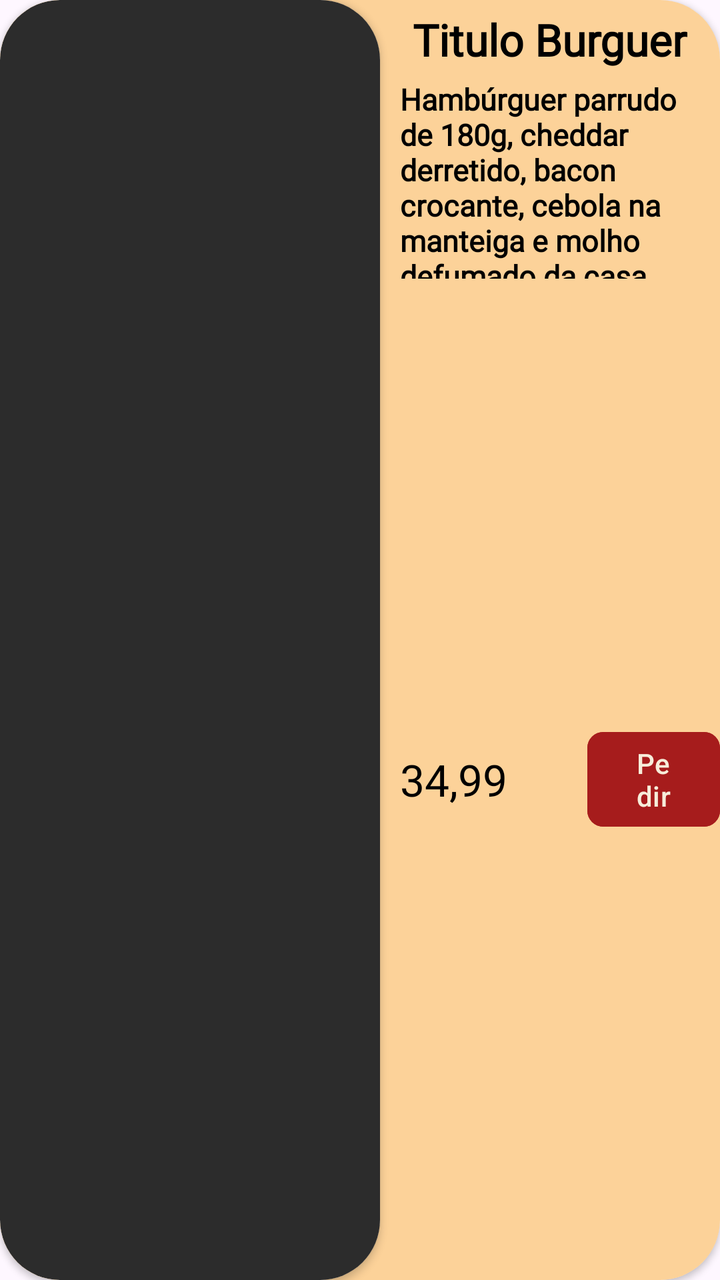
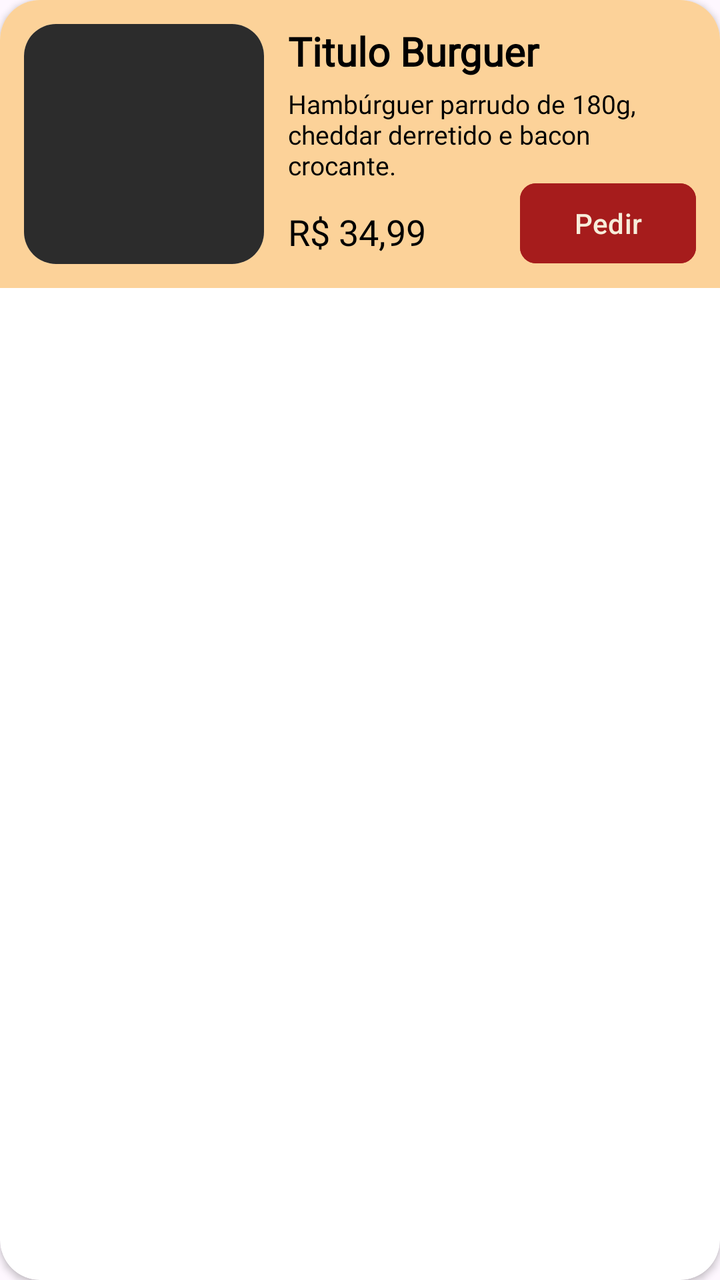

Screens rendered from an Android XML layout before and after an edit, with the pre-edit source and the edit as a unified diff.
<!-- AndroidManifest.xml: application theme Theme.VangustApp -->
<!-- res/layout/modelo_favoritos_burguer.xml -->
<?xml version="1.0" encoding="utf-8"?>
<androidx.cardview.widget.CardView xmlns:android="http://schemas.android.com/apk/res/android"
    xmlns:app="http://schemas.android.com/apk/res-auto"
    android:id="@+id/modeloCardFavoritos"
    android:layout_width="match_parent"
    android:layout_height="200dp"
    app:cardCornerRadius="30dp"
    android:layout_marginBottom="25dp">

    <LinearLayout
        android:layout_width="match_parent"
        android:layout_height="match_parent"
        android:background="#FCD299"
        android:orientation="horizontal">

        <androidx.cardview.widget.CardView
            app:cardCornerRadius="30dp"
            android:layout_width="190dp"
            android:layout_height="match_parent">
            <ImageView
                android:id="@+id/modeloImagemFavoritos"
                android:layout_width="match_parent"
                android:layout_height="match_parent"
                android:src="#2c2c2c"
                android:scaleType="centerCrop"/>
        </androidx.cardview.widget.CardView>

        <LinearLayout
            android:layout_width="match_parent"
            android:layout_height="match_parent"
            android:orientation="vertical">

            <TextView
                android:textColor="@color/black"
                android:layout_width="wrap_content"
                android:layout_height="wrap_content"
                android:id="@+id/modeloTituloFavoritos"
                android:text="Titulo Burguer"
                android:fontFamily="@font/oswald_regular"
                android:layout_gravity="center_horizontal"
                android:textSize="22sp"
                android:textStyle="bold"
                android:layout_marginTop="5dp"/>

            <TextView
                android:paddingLeft="10dp"
                android:paddingRight="10dp"
                android:textColor="@color/black"
                android:layout_width="wrap_content"
                android:layout_height="100dp"
                android:id="@+id/modeloDescFavoritos"
                android:text="Hambúrguer parrudo de 180g, cheddar derretido, bacon crocante, cebola na manteiga e molho defumado da casa. No pão brioche pra selar o crime."
                android:fontFamily="@font/roboto_condensed_light"
                android:layout_gravity="center_horizontal"
                android:textSize="15sp"
                android:textStyle="bold"
                android:layout_marginTop="5dp"/>

            <LinearLayout
                android:layout_width="match_parent"
                android:layout_height="match_parent"
                android:orientation="horizontal">

                <TextView
                    android:layout_gravity="center_vertical"
                    android:layout_width="wrap_content"
                    android:layout_height="wrap_content"
                    android:id="@+id/modeloPrecoFavoritos"
                    android:text="34,99"
                    android:fontFamily="@font/roboto_condensed_black"
                    android:textSize="22sp"
                    android:textColor="@color/black"
                    android:textStyle="normal"
                    android:layout_marginLeft="10dp"/>

                <com.google.android.material.button.MaterialButton
                    android:id="@+id/modeloBtnFavoritos"
                    android:layout_gravity="center_vertical"
                    android:layout_width="wrap_content"
                    android:layout_height="wrap_content"
                    android:text="Pedir"
                    android:textColor="#F7EDDA"
                    android:layout_marginLeft="40dp"
                    android:backgroundTint="#A61C1C"
                    app:cornerRadius="8dp"/>

            </LinearLayout>

        </LinearLayout>

    </LinearLayout>

</androidx.cardview.widget.CardView>
<!-- resources referenced by this layout -->
<resources>
  <color name="black">#FF000000</color>
  <style name="Theme.VangustApp" parent="Base.Theme.VangustApp" />
  <style name="Base.Theme.VangustApp" parent="Theme.Material3.DayNight.NoActionBar">
          
          
      </style>
</resources>

<!-- the commit's change to res/layout/modelo_favoritos_burguer.xml (unified diff, before → after) -->
@@ -3,91 +3,103 @@
     xmlns:app="http://schemas.android.com/apk/res-auto"
     android:id="@+id/modeloCardFavoritos"
     android:layout_width="match_parent"
-    android:layout_height="200dp"
-    app:cardCornerRadius="30dp"
-    android:layout_marginBottom="25dp">
+    android:layout_height="wrap_content"
+    app:cardCornerRadius="20dp"
+    app:cardElevation="2dp"
+    android:layout_marginStart="16dp"
+    android:layout_marginEnd="16dp"
+    android:layout_marginBottom="16dp">
 
-    <LinearLayout
+    <androidx.constraintlayout.widget.ConstraintLayout
         android:layout_width="match_parent"
-        android:layout_height="match_parent"
+        android:layout_height="wrap_content"
         android:background="#FCD299"
-        android:orientation="horizontal">
+        android:padding="12dp">
 
+        
         <androidx.cardview.widget.CardView
-            app:cardCornerRadius="30dp"
-            android:layout_width="190dp"
-            android:layout_height="match_parent">
+            android:id="@+id/cardImgFavoritos"
+            android:layout_width="120dp"
+            android:layout_height="120dp"
+            app:cardCornerRadius="16dp"
+            app:cardElevation="0dp"
+            app:layout_constraintTop_toTopOf="parent"
+            app:layout_constraintBottom_toBottomOf="parent"
+            app:layout_constraintStart_toStartOf="parent">
+
             <ImageView
                 android:id="@+id/modeloImagemFavoritos"
                 android:layout_width="match_parent"
                 android:layout_height="match_parent"
-                android:src="#2c2c2c"
-                android:scaleType="centerCrop"/>
+                android:scaleType="centerCrop"
+                android:src="#2c2c2c" />
         </androidx.cardview.widget.CardView>
 
-        <LinearLayout
-            android:layout_width="match_parent"
-            android:layout_height="match_parent"
-            android:orientation="vertical">
+        
+        <TextView
+            android:id="@+id/modeloTituloFavoritos"
+            android:layout_width="0dp"
+            android:layout_height="wrap_content"
+            android:layout_marginStart="12dp"
+            android:fontFamily="@font/oswald_regular"
+            android:text="Titulo Burguer"
+            android:textColor="@color/black"
+            android:textSize="20sp"
+            android:textStyle="bold"
+            android:maxLines="1"
+            android:ellipsize="end"
+            app:layout_constraintTop_toTopOf="parent"
+            app:layout_constraintStart_toEndOf="@id/cardImgFavoritos"
+            app:layout_constraintEnd_toEndOf="parent" />
 
-            <TextView
-                android:textColor="@color/black"
-                android:layout_width="wrap_content"
-                android:layout_height="wrap_content"
-                android:id="@+id/modeloTituloFavoritos"
-                android:text="Titulo Burguer"
-                android:fontFamily="@font/oswald_regular"
-                android:layout_gravity="center_horizontal"
-                android:textSize="22sp"
-                android:textStyle="bold"
-                android:layout_marginTop="5dp"/>
+        
+        <TextView
+            android:id="@+id/modeloDescFavoritos"
+            android:layout_width="0dp"
+            android:layout_height="wrap_content"
+            android:layout_marginStart="12dp"
+            android:layout_marginTop="4dp"
+            android:fontFamily="@font/roboto_condensed_light"
+            android:text="Hambúrguer parrudo de 180g, cheddar derretido e bacon crocante."
+            android:textColor="@color/black"
+            android:textSize="13sp"
+            android:maxLines="3"
+            android:ellipsize="end"
+            app:layout_constraintTop_toBottomOf="@id/modeloTituloFavoritos"
+            app:layout_constraintStart_toEndOf="@id/cardImgFavoritos"
+            app:layout_constraintEnd_toEndOf="parent" />
 
-            <TextView
-                android:paddingLeft="10dp"
-                android:paddingRight="10dp"
-                android:textColor="@color/black"
-                android:layout_width="wrap_content"
-                android:layout_height="100dp"
-                android:id="@+id/modeloDescFavoritos"
-                android:text="Hambúrguer parrudo de 180g, cheddar derretido, bacon crocante, cebola na manteiga e molho defumado da casa. No pão brioche pra selar o crime."
-                android:fontFamily="@font/roboto_condensed_light"
-                android:layout_gravity="center_horizontal"
-                android:textSize="15sp"
-                android:textStyle="bold"
-                android:layout_marginTop="5dp"/>
+        
+        <TextView
+            android:id="@+id/modeloPrecoFavoritos"
+            android:layout_width="wrap_content"
+            android:layout_height="wrap_content"
+            android:layout_marginStart="12dp"
+            android:layout_marginTop="8dp"
+            android:fontFamily="@font/roboto_condensed_black"
+            android:text="R$ 34,99"
+            android:textSize="18sp"
+            android:textColor="@color/black"
+            app:layout_constraintTop_toBottomOf="@id/modeloDescFavoritos"
+            app:layout_constraintBottom_toBottomOf="parent"
+            app:layout_constraintStart_toEndOf="@id/cardImgFavoritos" />
 
-            <LinearLayout
-                android:layout_width="match_parent"
-                android:layout_height="match_parent"
-                android:orientation="horizontal">
+        
+        <com.google.android.material.button.MaterialButton
+            android:id="@+id/modeloBtnFavoritos"
+            android:layout_width="wrap_content"
+            android:layout_height="40dp"
+            android:text="Pedir"
+            android:textColor="#F7EDDA"
+            android:textSize="14sp"
+            android:insetTop="0dp"
+            android:insetBottom="0dp"
+            android:backgroundTint="#A61C1C"
+            app:cornerRadius="8dp"
+            app:layout_constraintEnd_toEndOf="parent"
+            app:layout_constraintBottom_toBottomOf="parent"
+            app:layout_constraintTop_toBottomOf="@id/modeloDescFavoritos" />
 
-                <TextView
-                    android:layout_gravity="center_vertical"
-                    android:layout_width="wrap_content"
-                    android:layout_height="wrap_content"
-                    android:id="@+id/modeloPrecoFavoritos"
-                    android:text="34,99"
-                    android:fontFamily="@font/roboto_condensed_black"
-                    android:textSize="22sp"
-                    android:textColor="@color/black"
-                    android:textStyle="normal"
-                    android:layout_marginLeft="10dp"/>
-
-                <com.google.android.material.button.MaterialButton
-                    android:id="@+id/modeloBtnFavoritos"
-                    android:layout_gravity="center_vertical"
-                    android:layout_width="wrap_content"
-                    android:layout_height="wrap_content"
-                    android:text="Pedir"
-                    android:textColor="#F7EDDA"
-                    android:layout_marginLeft="40dp"
-                    android:backgroundTint="#A61C1C"
-                    app:cornerRadius="8dp"/>
-
-            </LinearLayout>
-
-        </LinearLayout>
-
-    </LinearLayout>
+    </androidx.constraintlayout.widget.ConstraintLayout>
 
 </androidx.cardview.widget.CardView>
